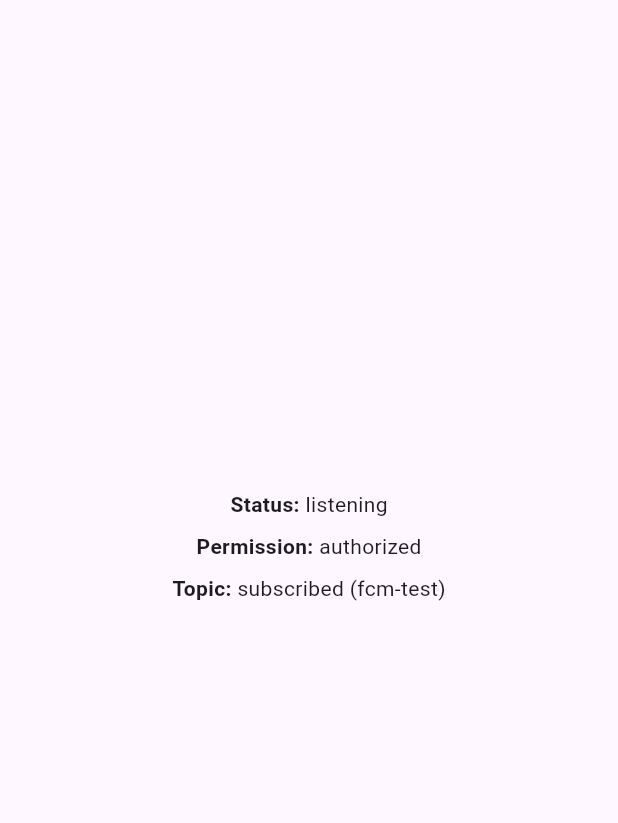
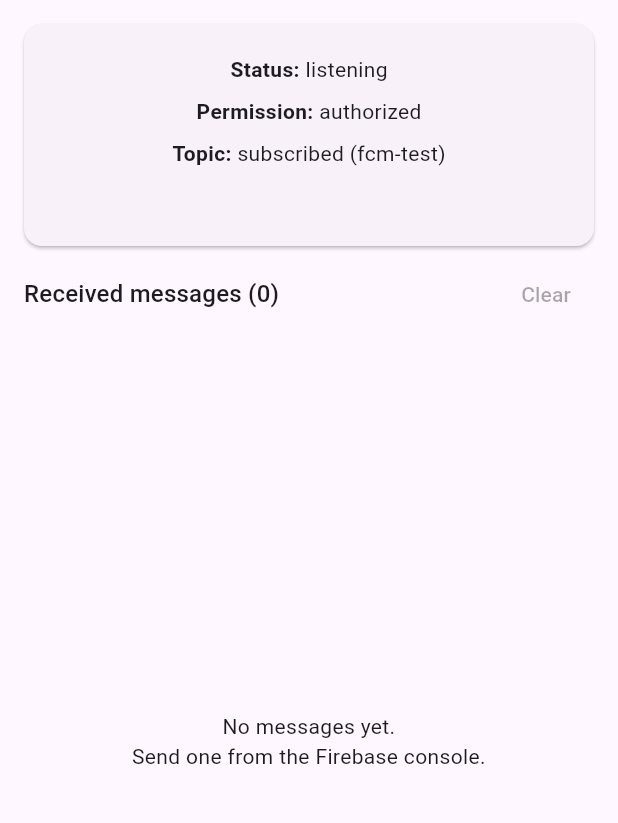
Before and after one commit to hariraja-07/fcm-push-demo, a Flutter app: the screen it shows after launch, on a phone screen of 412 x 824 dp, the part 84-907 px from its top. Run offline on Flutter 3.47's test engine with Material 3 defaults, Android fonts, the light colour scheme and no system bars; our stand-ins replace firebase_core, firebase_messaging, flutter_local_notifications; accounts and stored records are empty.

Commit message:
feat(ui): add foreground message feed

```diff
--- a/lib/main.dart
+++ b/lib/main.dart
@@ -10,6 +10,22 @@ const kTopic = 'fcm-test';
 const kChannelId = 'fcm_demo';
 const kChannelName = 'FCM Demo';
 
+class PushEntry {
+  PushEntry({
+    required this.title,
+    required this.body,
+    required this.source,
+    Map<String, dynamic>? data,
+  }) : data = data ?? <String, dynamic>{},
+       receivedAt = DateTime.now();
+
+  final String title;
+  final String body;
+  final String source;
+  final Map<String, dynamic> data;
+  final DateTime receivedAt;
+}
+
 /// In-memory app state (RAM only — cleared on restart).
 class FcmFeed {
   FcmFeed._();
@@ -19,6 +35,15 @@ class FcmFeed {
   final ValueNotifier<String?> token = ValueNotifier(null);
   final ValueNotifier<String> permission = ValueNotifier('unknown');
   final ValueNotifier<String> topicStatus = ValueNotifier('pending');
+  final ValueNotifier<List<PushEntry>> messages = ValueNotifier(<PushEntry>[]);
+
+  void add(PushEntry entry) {
+    messages.value = <PushEntry>[entry, ...messages.value];
+  }
+
+  void clear() {
+    messages.value = <PushEntry>[];
+  }
 }
 
 final FlutterLocalNotificationsPlugin _localNotifications =
@@ -45,7 +70,21 @@ Future<void> _initLocalNotifications() async {
       );
 }
 
-/// Permission → channel → token → topic. Runs before runApp.
+PushEntry _toEntry(RemoteMessage message, {required String source}) {
+  final data = message.data;
+  return PushEntry(
+    title:
+        message.notification?.title ??
+        data['title']?.toString() ??
+        '(no title)',
+    body: message.notification?.body ?? data['body']?.toString() ?? '',
+    source: source,
+    data: data,
+  );
+}
+
+/// Permission → channel → token → topic → foreground listener.
+/// Runs before runApp.
 Future<void> startFcm() async {
   final feed = FcmFeed.instance;
 
@@ -73,6 +112,10 @@ Future<void> startFcm() async {
   } catch (e) {
     feed.topicStatus.value = 'error: $e';
   }
+
+  FirebaseMessaging.onMessage.listen((message) {
+    feed.add(_toEntry(message, source: 'foreground'));
+  });
 
   feed.status.value = 'listening';
 }
@@ -117,16 +160,21 @@ class _MyHomePageState extends State<MyHomePage> {
         backgroundColor: Theme.of(context).colorScheme.inversePrimary,
         title: Text(widget.title),
       ),
-      body: Center(
+      body: Column(
+        children: [
+          Padding(
+            padding: const EdgeInsets.fromLTRB(16, 16, 16, 8),
+            child: Card(
+              margin: EdgeInsets.zero,
               child: Padding(
-          padding: const EdgeInsets.all(24),
+                padding: const EdgeInsets.all(16),
                 child: Column(
-            mainAxisAlignment: MainAxisAlignment.center,
+                  mainAxisSize: MainAxisSize.min,
                   children: [
                     _InfoRow(label: 'Status', listenable: feed.status),
                     _InfoRow(label: 'Permission', listenable: feed.permission),
                     _InfoRow(label: 'Topic', listenable: feed.topicStatus),
-              const SizedBox(height: 16),
+                    const SizedBox(height: 8),
                     ValueListenableBuilder<String?>(
                       valueListenable: feed.token,
                       builder: (context, token, _) => SelectableText(
@@ -137,6 +185,59 @@ class _MyHomePageState extends State<MyHomePage> {
                   ],
                 ),
               ),
+            ),
+          ),
+          Padding(
+            padding: const EdgeInsets.symmetric(horizontal: 16),
+            child: ValueListenableBuilder<List<PushEntry>>(
+              valueListenable: feed.messages,
+              builder: (context, entries, _) => Row(
+                children: [
+                  Text(
+                    'Received messages (${entries.length})',
+                    style: Theme.of(context).textTheme.titleMedium,
+                  ),
+                  const Spacer(),
+                  TextButton(
+                    onPressed: entries.isEmpty ? null : feed.clear,
+                    child: const Text('Clear'),
+                  ),
+                ],
+              ),
+            ),
+          ),
+          Expanded(
+            child: ValueListenableBuilder<List<PushEntry>>(
+              valueListenable: feed.messages,
+              builder: (context, entries, _) {
+                if (entries.isEmpty) {
+                  return const Center(
+                    child: Text(
+                      'No messages yet.\nSend one from the Firebase console.',
+                      textAlign: TextAlign.center,
+                    ),
+                  );
+                }
+                return ListView.separated(
+                  itemCount: entries.length,
+                  separatorBuilder: (_, _) => const Divider(height: 1),
+                  itemBuilder: (context, index) {
+                    final entry = entries[index];
+                    final t = entry.receivedAt.toLocal();
+                    final ts =
+                        '${t.hour.toString().padLeft(2, '0')}:'
+                        '${t.minute.toString().padLeft(2, '0')}:'
+                        '${t.second.toString().padLeft(2, '0')}';
+                    return ListTile(
+                      title: Text(entry.title),
+                      subtitle: Text('${entry.body}\n${entry.source} · $ts'),
+                    );
+                  },
+                );
+              },
+            ),
+          ),
+        ],
       ),
     );
   }
@@ -157,7 +258,10 @@ class _InfoRow extends StatelessWidget {
         child: Row(
           mainAxisAlignment: MainAxisAlignment.center,
           children: [
-            Text('$label: ', style: const TextStyle(fontWeight: FontWeight.bold)),
+            Text(
+              '$label: ',
+              style: const TextStyle(fontWeight: FontWeight.bold),
+            ),
             Flexible(child: Text(value, overflow: TextOverflow.ellipsis)),
           ],
         ),
```
Also changed, not shown: 1 other file. Lines whose indentation alone changed are shown as unchanged.
